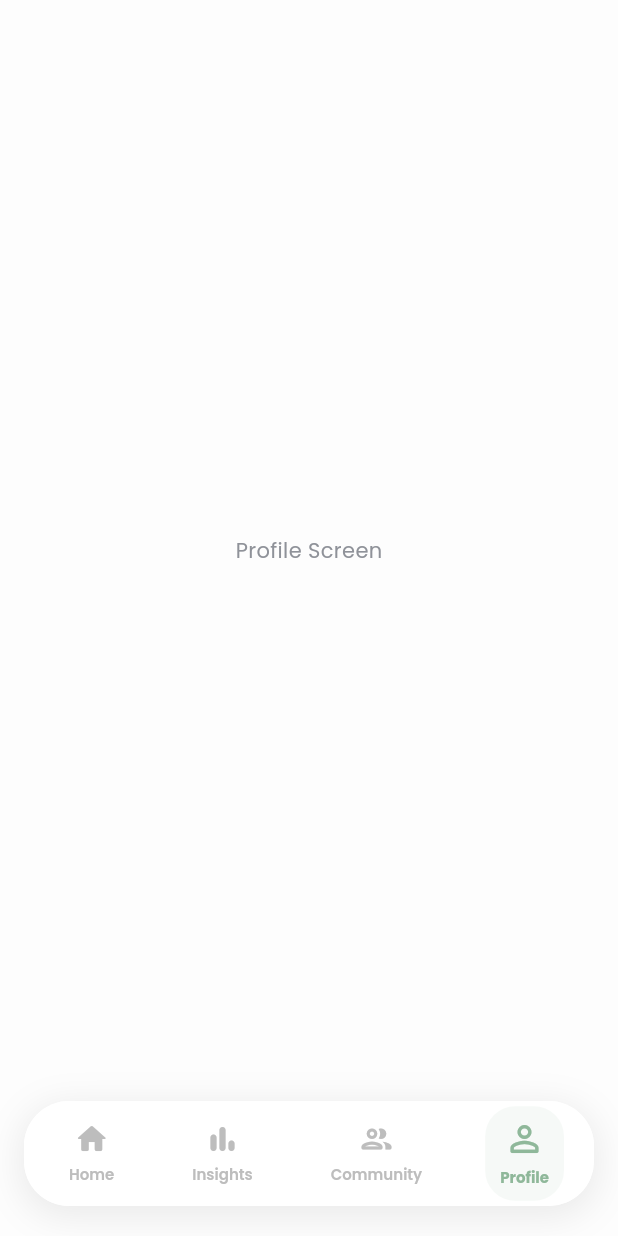
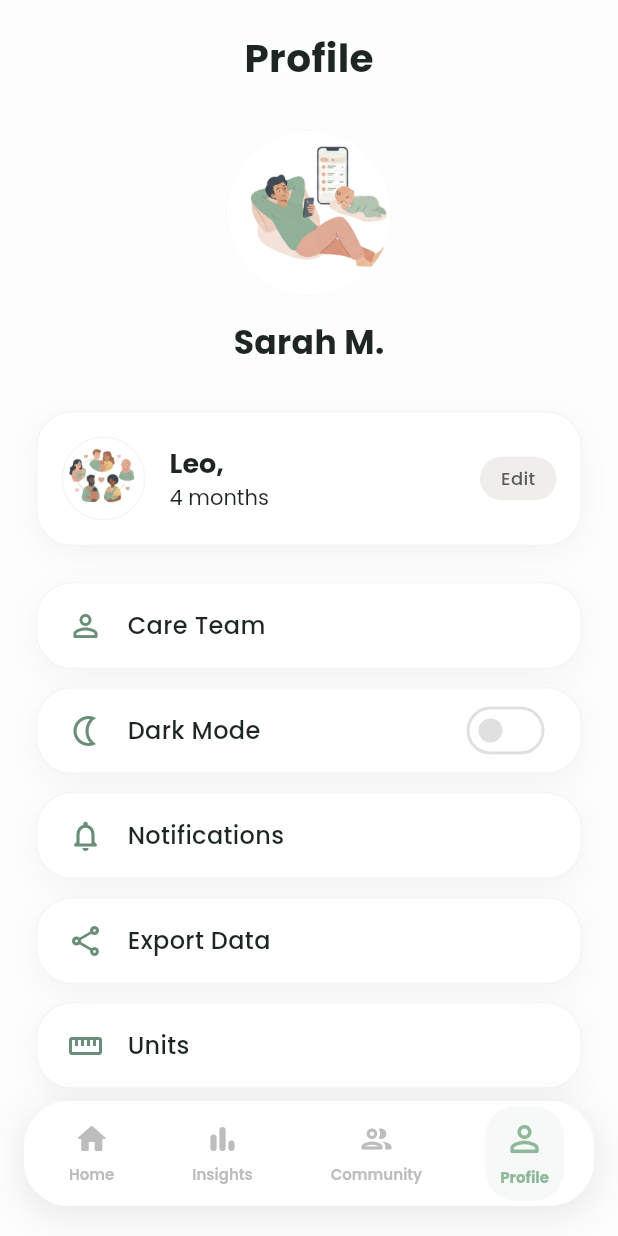
Before and after one commit to Musama987/baby_care, a Flutter app: the NavbarScreen screen opened by its route, item 4 of the bottom bar chosen, on a phone screen of 412 x 824 dp. Run offline on Flutter 3.47's test engine with Material 3 defaults, Android fonts, the phone set to English and light mode, and no system bars; our stand-ins replace google_fonts, image_picker, persistent_bottom_nav_bar, timeline_tile.

Commit message:
feat: add persistent bottom navigation bar with Home, Insights, Community, and Profile tabs, including a new profile screen UI.

```diff
--- a/lib/screens/navbar/home/profile/profile.dart
+++ b/lib/screens/navbar/home/profile/profile.dart
@@ -0,0 +1,296 @@
+import 'package:baby_care/screens/auth/login/login.dart';
+import 'package:baby_care/utils/app_colors.dart';
+import 'package:flutter/material.dart';
+import 'package:google_fonts/google_fonts.dart';
+
+class ProfileScreen extends StatefulWidget {
+  const ProfileScreen({super.key});
+
+  @override
+  State<ProfileScreen> createState() => _ProfileScreenState();
+}
+
+class _ProfileScreenState extends State<ProfileScreen> {
+  bool _isDarkMode = false;
+
+  @override
+  Widget build(BuildContext context) {
+    return Scaffold(
+      backgroundColor: const Color(0xFFFDFDFD), // Light cream background
+      body: SafeArea(
+        child: SingleChildScrollView(
+          padding: const EdgeInsets.symmetric(horizontal: 24.0, vertical: 20),
+          child: Column(
+            children: [
+              // --- Header ---
+              Text(
+                "Profile",
+                style: GoogleFonts.poppins(
+                  fontSize: 26,
+                  fontWeight: FontWeight.bold,
+                  color: const Color(0xFF1E2623),
+                ),
+              ),
+              const SizedBox(height: 30),
+
+              // --- User Avatar ---
+              Container(
+                height: 110,
+                width: 110,
+                decoration: BoxDecoration(
+                  shape: BoxShape.circle,
+                  color: Colors.grey.shade200,
+                  image: const DecorationImage(
+                    image: AssetImage('assets/images/men.png'),
+                    fit: BoxFit.cover,
+                  ),
+                ),
+              ),
+              const SizedBox(height: 16),
+
+              // --- User Name ---
+              Text(
+                "Sarah M.",
+                style: GoogleFonts.poppins(
+                  fontSize: 22,
+                  fontWeight: FontWeight.bold,
+                  color: const Color(0xFF1E2623),
+                ),
+              ),
+              const SizedBox(height: 30),
+
+              // --- Baby Details Card (Leo) ---
+              Container(
+                padding: const EdgeInsets.all(16),
+                decoration: BoxDecoration(
+                  color: Colors.white, // Pure White
+                  borderRadius: BorderRadius.circular(24),
+                  // Same Border & Shadow as requested for other cards
+                  border: Border.all(color: Colors.grey.shade100),
+                  boxShadow: [
+                    BoxShadow(
+                      color: Colors.black.withOpacity(0.04),
+                      blurRadius: 15,
+                      offset: const Offset(0, 5),
+                    ),
+                  ],
+                ),
+                child: Row(
+                  children: [
+                    // Baby Image
+                    Container(
+                      height: 56,
+                      width: 56,
+                      decoration: BoxDecoration(
+                        shape: BoxShape.circle,
+                        image: const DecorationImage(
+                          image: AssetImage('assets/images/family.png'),
+                          fit: BoxFit.cover,
+                        ),
+                        border: Border.all(color: Colors.grey.shade100),
+                      ),
+                    ),
+                    const SizedBox(width: 16),
+                    // Baby Info
+                    Expanded(
+                      child: Column(
+                        crossAxisAlignment: CrossAxisAlignment.start,
+                        children: [
+                          RichText(
+                            text: TextSpan(
+                              text: "Leo, ",
+                              style: GoogleFonts.poppins(
+                                fontSize: 18,
+                                fontWeight: FontWeight.bold,
+                                color: const Color(0xFF1E2623),
+                              ),
+                              children: [
+                                TextSpan(
+                                  text: "\n4 months",
+                                  style: GoogleFonts.poppins(
+                                    fontSize: 14,
+                                    fontWeight: FontWeight.normal,
+                                    color: const Color(0xFF1E2623),
+                                    height: 1.4,
+                                  ),
+                                ),
+                              ],
+                            ),
+                          ),
+                        ],
+                      ),
+                    ),
+                    // Edit Pill Button
+                    Container(
+                      padding: const EdgeInsets.symmetric(
+                        horizontal: 14,
+                        vertical: 6,
+                      ),
+                      decoration: BoxDecoration(
+                        color: const Color(0xFFEFEEEA), // Muted beige/grey
+                        borderRadius: BorderRadius.circular(20),
+                      ),
+                      child: Text(
+                        "Edit",
+                        style: GoogleFonts.poppins(
+                          fontSize: 12,
+                          fontWeight: FontWeight.w500,
+                          color: const Color(0xFF5A5A5A),
+                        ),
+                      ),
+                    ),
+                  ],
+                ),
+              ),
+              const SizedBox(height: 24),
+
+              // --- Menu Items (Now matching Leo Card Style) ---
+              _buildMenuItem(
+                icon: Icons.person_outline_rounded,
+                text: "Care Team",
+                onTap: () {},
+              ),
+              const SizedBox(height: 12),
+
+              _buildMenuItem(
+                icon: Icons.nightlight_outlined,
+                text: "Dark Mode",
+                isSwitch: true,
+                switchValue: _isDarkMode,
+                onSwitchChanged: (value) {
+                  setState(() {
+                    _isDarkMode = value;
+                  });
+                },
+              ),
+              const SizedBox(height: 12),
+
+              _buildMenuItem(
+                icon: Icons.notifications_none_rounded,
+                text: "Notifications",
+                onTap: () {},
+              ),
+              const SizedBox(height: 12),
+
+              _buildMenuItem(
+                icon: Icons.share_outlined,
+                text: "Export Data",
+                onTap: () {},
+              ),
+              const SizedBox(height: 12),
+
+              _buildMenuItem(
+                icon: Icons.straighten_outlined,
+                text: "Units",
+                onTap: () {},
+              ),
+
+              const SizedBox(height: 30),
+
+              // --- Log Out Button ---
+              SizedBox(
+                width: double.infinity,
+                height: 56,
+                child: ElevatedButton(
+                  onPressed: () {
+                    Navigator.pushAndRemoveUntil(
+                      context,
+                      MaterialPageRoute(
+                        builder: (context) => const LoginScreen(),
+                      ),
+                      (route) => false,
+                    );
+                  },
+                  style: ElevatedButton.styleFrom(
+                    backgroundColor: const Color(0xFF8FB89A), // Muted Green
+                    foregroundColor: Colors.white,
+                    elevation: 0,
+                    shape: RoundedRectangleBorder(
+                      borderRadius: BorderRadius.circular(30),
+                    ),
+                  ),
+                  child: Text(
+                    "Log Out",
+                    style: GoogleFonts.poppins(
+                      fontSize: 16,
+                      fontWeight: FontWeight.w600,
+                    ),
+                  ),
+                ),
+              ),
+              const SizedBox(height: 20),
+            ],
+          ),
+        ),
+      ),
+    );
+  }
+
+  Widget _buildMenuItem({
+    required IconData icon,
+    required String text,
+    VoidCallback? onTap,
+    bool isSwitch = false,
+    bool switchValue = false,
+    ValueChanged<bool>? onSwitchChanged,
+  }) {
+    return Container(
+      decoration: BoxDecoration(
+        color: Colors.white, // UPDATED: Pure White like Leo card
+        borderRadius: BorderRadius.circular(24), // Stadium/Pill shape
+        // UPDATED: Same border as Leo card
+        border: Border.all(color: Colors.grey.shade100),
+        // UPDATED: Same shadow as Leo card
+        boxShadow: [
+          BoxShadow(
+            color: Colors.black.withOpacity(0.04),
+            blurRadius: 15,
+            offset: const Offset(0, 5),
+          ),
+        ],
+      ),
+      child: Material(
+        color: Colors.transparent,
+        child: InkWell(
+          onTap: isSwitch ? null : onTap,
+          borderRadius: BorderRadius.circular(24),
+          child: Padding(
+            padding: const EdgeInsets.symmetric(horizontal: 20, vertical: 16),
+            child: Row(
+              children: [
+                Icon(
+                  icon,
+                  color: const Color(0xFF6B8E78), // Muted green icon color
+                  size: 24,
+                ),
+                const SizedBox(width: 16),
+                Expanded(
+                  child: Text(
+                    text,
+                    style: GoogleFonts.poppins(
+                      fontSize: 16,
+                      fontWeight: FontWeight.w500,
+                      color: const Color(0xFF1E2623),
+                    ),
+                  ),
+                ),
+                if (isSwitch)
+                  SizedBox(
+                    height: 24,
+                    child: Switch.adaptive(
+                      value: switchValue,
+                      activeColor: const Color(0xFF8FB89A),
+                      activeTrackColor: const Color(
+                        0xFF8FB89A,
+                      ).withOpacity(0.4),
+                      onChanged: onSwitchChanged,
+                    ),
+                  ),
+              ],
+            ),
+          ),
+        ),
+      ),
+    );
+  }
+}
--- a/lib/screens/navbar/navbar.dart
+++ b/lib/screens/navbar/navbar.dart
@@ -1,3 +1,4 @@
+import 'package:baby_care/screens/navbar/home/profile/profile.dart';
 import 'package:baby_care/screens/navbar/insights/insights.dart';
 import 'package:flutter/material.dart';
 import 'package:google_fonts/google_fonts.dart';
@@ -20,7 +21,7 @@ class _NavbarScreenState extends State<NavbarScreen> {
     const _TabNavigator(child: HomeDashboard()),
     const _TabNavigator(child: InsightsScreen()),
     const _TabNavigator(child: Center(child: Text("Community Screen"))),
-    const _TabNavigator(child: Center(child: Text("Profile Screen"))),
+    const _TabNavigator(child: ProfileScreen()),
   ];
 
   @override
```
